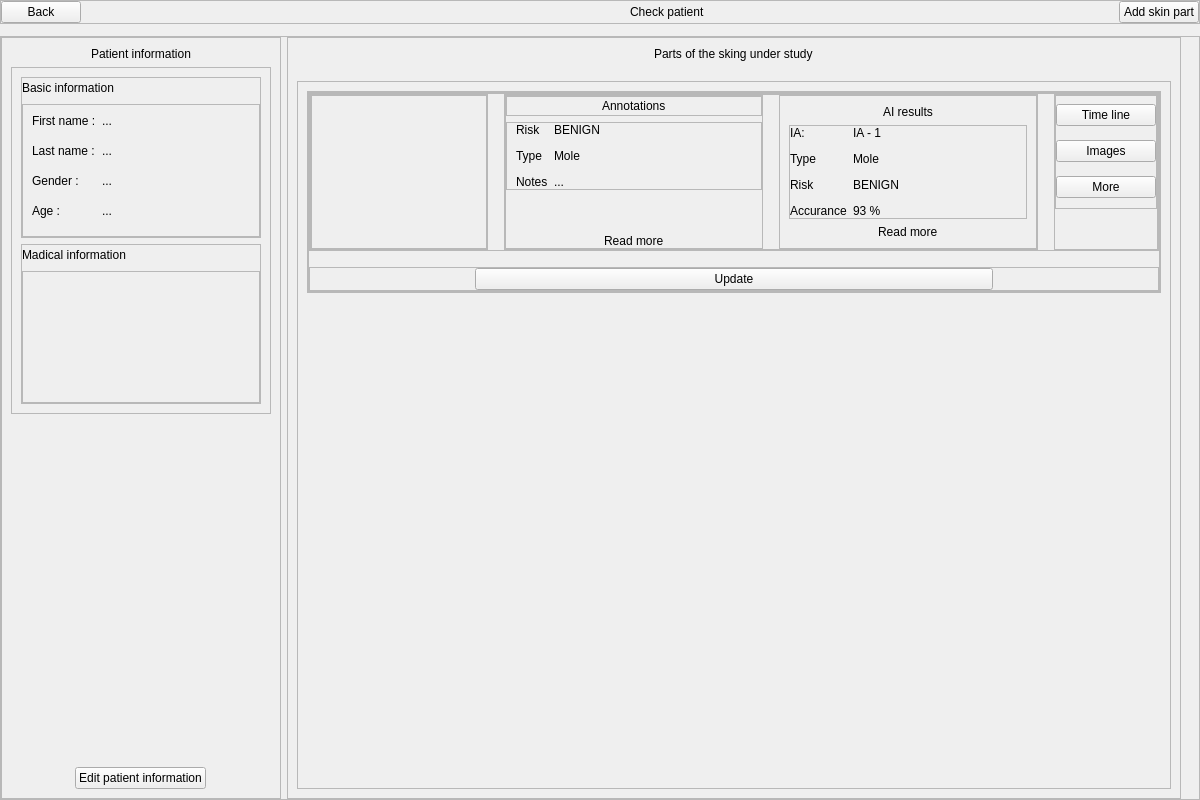
Old version of the form skin application/skinApplication/src/views/ui/ui_check_patient.ui in the repository AgustinCartaya/SkinApplication.
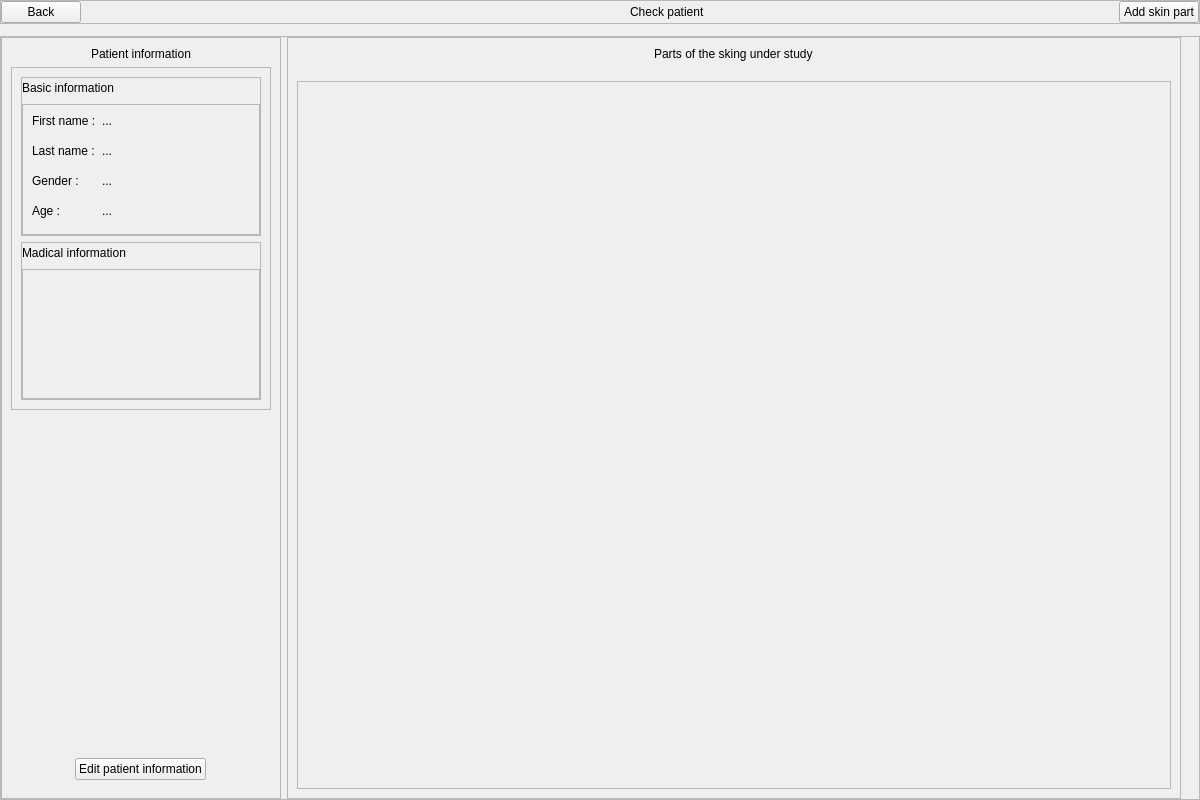
New version of the form. Icons and pictures are not drawn. Custom widgets are drawn as their Qt base class.

Commit message: skin lesion preview modifications

Diff of the .ui file:
```diff
--- a/skin application/skinApplication/src/views/ui/ui_check_patient.ui
+++ b/skin application/skinApplication/src/views/ui/ui_check_patient.ui
@@ -154,6 +154,9 @@
          <enum>QFrame::Raised</enum>
         </property>
         <layout class="QVBoxLayout" name="verticalLayout">
+         <property name="bottomMargin">
+          <number>18</number>
+         </property>
          <item alignment="Qt::AlignHCenter">
           <widget class="Label" name="lb_patient_information">
            <property name="maximumSize">
@@ -178,7 +181,7 @@
               <x>0</x>
               <y>0</y>
               <width>258</width>
-              <height>344</height>
+              <height>335</height>
              </rect>
             </property>
             <layout class="QVBoxLayout" name="verticalLayout_5">
@@ -400,7 +403,7 @@
               <x>0</x>
               <y>0</y>
               <width>872</width>
-              <height>708</height>
+              <height>702</height>
              </rect>
             </property>
             <layout class="QVBoxLayout" name="verticalLayout_6">
@@ -412,610 +415,6 @@
                <property name="frameShadow">
                 <enum>QFrame::Raised</enum>
                </property>
-               <layout class="QVBoxLayout" name="verticalLayout_4" stretch="0">
-                <property name="spacing">
-                 <number>30</number>
-                </property>
-                <property name="leftMargin">
-                 <number>0</number>
-                </property>
-                <property name="topMargin">
-                 <number>0</number>
-                </property>
-                <property name="rightMargin">
-                 <number>0</number>
-                </property>
-                <property name="bottomMargin">
-                 <number>0</number>
-                </property>
-                <item>
-                 <widget class="QFrame" name="c_skin_part_to_duplicate">
-                  <property name="frameShape">
-                   <enum>QFrame::StyledPanel</enum>
-                  </property>
-                  <property name="frameShadow">
-                   <enum>QFrame::Raised</enum>
-                  </property>
-                  <layout class="QVBoxLayout" name="verticalLayout_14" stretch="0,0">
-                   <property name="spacing">
-                    <number>16</number>
-                   </property>
-                   <property name="leftMargin">
-                    <number>0</number>
-                   </property>
-                   <property name="topMargin">
-                    <number>0</number>
-                   </property>
-                   <property name="rightMargin">
-                    <number>0</number>
-                   </property>
-                   <property name="bottomMargin">
-                    <number>0</number>
-                   </property>
-                   <item>
-                    <widget class="QFrame" name="frame_2">
-                     <property name="frameShape">
-                      <enum>QFrame::StyledPanel</enum>
-                     </property>
-                     <property name="frameShadow">
-                      <enum>QFrame::Raised</enum>
-                     </property>
-                     <layout class="QHBoxLayout" name="horizontalLayout_7" stretch="2,6,1">
-                      <property name="spacing">
-                       <number>16</number>
-                      </property>
-                      <property name="leftMargin">
-                       <number>0</number>
-                      </property>
-                      <property name="topMargin">
-                       <number>0</number>
-                      </property>
-                      <property name="rightMargin">
-                       <number>0</number>
-                      </property>
-                      <property name="bottomMargin">
-                       <number>0</number>
-                      </property>
-                      <item>
-                       <widget class="QFrame" name="c_n1">
-                        <property name="frameShape">
-                         <enum>QFrame::StyledPanel</enum>
-                        </property>
-                        <property name="frameShadow">
-                         <enum>QFrame::Raised</enum>
-                        </property>
-                        <layout class="QVBoxLayout" name="verticalLayout_10">
-                         <property name="leftMargin">
-                          <number>0</number>
-                         </property>
-                         <property name="topMargin">
-                          <number>0</number>
-                         </property>
-                         <property name="rightMargin">
-                          <number>0</number>
-                         </property>
-                         <property name="bottomMargin">
-                          <number>0</number>
-                         </property>
-                         <item>
-                          <widget class="QFrame" name="c_image">
-                           <property name="frameShape">
-                            <enum>QFrame::StyledPanel</enum>
-                           </property>
-                           <property name="frameShadow">
-                            <enum>QFrame::Raised</enum>
-                           </property>
-                           <layout class="QHBoxLayout" name="horizontalLayout_5">
-                            <property name="leftMargin">
-                             <number>0</number>
-                            </property>
-                            <property name="topMargin">
-                             <number>0</number>
-                            </property>
-                            <property name="rightMargin">
-                             <number>0</number>
-                            </property>
-                            <property name="bottomMargin">
-                             <number>0</number>
-                            </property>
-                            <item>
-                             <widget class="QLabel" name="lb_image">
-                              <property name="maximumSize">
-                               <size>
-                                <width>150</width>
-                                <height>150</height>
-                               </size>
-                              </property>
-                              <property name="text">
-                               <string/>
-                              </property>
-                              <property name="pixmap">
-                               <pixmap>../../../assets/img/Screenshot 2022-07-25 180616.png</pixmap>
-                              </property>
-                              <property name="scaledContents">
-                               <bool>true</bool>
-                              </property>
-                             </widget>
-                            </item>
-                           </layout>
-                          </widget>
-                         </item>
-                        </layout>
-                       </widget>
-                      </item>
-                      <item>
-                       <widget class="QFrame" name="c_n2">
-                        <property name="frameShape">
-                         <enum>QFrame::StyledPanel</enum>
-                        </property>
-                        <property name="frameShadow">
-                         <enum>QFrame::Raised</enum>
-                        </property>
-                        <layout class="QHBoxLayout" name="horizontalLayout_4">
-                         <property name="spacing">
-                          <number>16</number>
-                         </property>
-                         <property name="leftMargin">
-                          <number>0</number>
-                         </property>
-                         <property name="topMargin">
-                          <number>0</number>
-                         </property>
-                         <property name="rightMargin">
-                          <number>0</number>
-                         </property>
-                         <property name="bottomMargin">
-                          <number>0</number>
-                         </property>
-                         <item>
-                          <widget class="QFrame" name="c_annotations">
-                           <property name="frameShape">
-                            <enum>QFrame::StyledPanel</enum>
-                           </property>
-                           <property name="frameShadow">
-                            <enum>QFrame::Raised</enum>
-                           </property>
-                           <layout class="QVBoxLayout" name="verticalLayout_12">
-                            <property name="leftMargin">
-                             <number>0</number>
-                            </property>
-                            <property name="topMargin">
-                             <number>0</number>
-                            </property>
-                            <property name="rightMargin">
-                             <number>0</number>
-                            </property>
-                            <property name="bottomMargin">
-                             <number>0</number>
-                            </property>
-                            <item>
-                             <widget class="QFrame" name="c_annotation_title">
-                              <property name="maximumSize">
-                               <size>
-                                <width>16777215</width>
-                                <height>20</height>
-                               </size>
-                              </property>
-                              <property name="frameShape">
-                               <enum>QFrame::StyledPanel</enum>
-                              </property>
-                              <property name="frameShadow">
-                               <enum>QFrame::Raised</enum>
-                              </property>
-                              <layout class="QHBoxLayout" name="horizontalLayout_6">
-                               <property name="leftMargin">
-                                <number>0</number>
-                               </property>
-                               <property name="topMargin">
-                                <number>0</number>
-                               </property>
-                               <property name="rightMargin">
-                                <number>0</number>
-                               </property>
-                               <property name="bottomMargin">
-                                <number>0</number>
-                               </property>
-                               <item alignment="Qt::AlignHCenter">
-                                <widget class="QLabel" name="lb_annotations">
-                                 <property name="maximumSize">
-                                  <size>
-                                   <width>16777215</width>
-                                   <height>20</height>
-                                  </size>
-                                 </property>
-                                 <property name="text">
-                                  <string>Annotations</string>
-                                 </property>
-                                </widget>
-                               </item>
-                              </layout>
-                             </widget>
-                            </item>
-                            <item>
-                             <widget class="QFrame" name="c_annotation_content">
-                              <property name="frameShape">
-                               <enum>QFrame::StyledPanel</enum>
-                              </property>
-                              <property name="frameShadow">
-                               <enum>QFrame::Raised</enum>
-                              </property>
-                              <layout class="QFormLayout" name="formLayout">
-                               <property name="verticalSpacing">
-                                <number>12</number>
-                               </property>
-                               <property name="leftMargin">
-                                <number>9</number>
-                               </property>
-                               <property name="topMargin">
-                                <number>0</number>
-                               </property>
-                               <property name="rightMargin">
-                                <number>9</number>
-                               </property>
-                               <property name="bottomMargin">
-                                <number>0</number>
-                               </property>
-                               <item row="0" column="0">
-                                <widget class="QLabel" name="lb_annotation_risk">
-                                 <property name="text">
-                                  <string>Risk</string>
-                                 </property>
-                                </widget>
-                               </item>
-                               <item row="0" column="1">
-                                <widget class="QLabel" name="label_7">
-                                 <property name="text">
-                                  <string>BENIGN</string>
-                                 </property>
-                                </widget>
-                               </item>
-                               <item row="1" column="0">
-                                <widget class="QLabel" name="lb_annotation_type">
-                                 <property name="text">
-                                  <string>Type</string>
-                                 </property>
-                                </widget>
-                               </item>
-                               <item row="1" column="1">
-                                <widget class="QLabel" name="label_8">
-                                 <property name="text">
-                                  <string>Mole</string>
-                                 </property>
-                                </widget>
-                               </item>
-                               <item row="2" column="0">
-                                <widget class="QLabel" name="lb_annotation_notes">
-                                 <property name="text">
-                                  <string>Notes</string>
-                                 </property>
-                                </widget>
-                               </item>
-                               <item row="2" column="1">
-                                <widget class="QLabel" name="label_9">
-                                 <property name="text">
-                                  <string>...</string>
-                                 </property>
-                                </widget>
-                               </item>
-                              </layout>
-                             </widget>
-                            </item>
-                            <item alignment="Qt::AlignHCenter|Qt::AlignBottom">
-                             <widget class="QLabel" name="lb_read_more_annotations">
-                              <property name="text">
-                               <string>Read more</string>
-                              </property>
-                             </widget>
-                            </item>
-                           </layout>
-                          </widget>
-                         </item>
-                         <item>
-                          <widget class="QFrame" name="c_ai_results">
-                           <property name="frameShape">
-                            <enum>QFrame::StyledPanel</enum>
-                           </property>
-                           <property name="frameShadow">
-                            <enum>QFrame::Raised</enum>
-                           </property>
-                           <layout class="QVBoxLayout" name="verticalLayout_11">
-                            <item alignment="Qt::AlignHCenter|Qt::AlignTop">
-                             <widget class="QLabel" name="label_3">
-                              <property name="maximumSize">
-                               <size>
-                                <width>16777215</width>
-                                <height>20</height>
-                               </size>
-                              </property>
-                              <property name="text">
-                               <string>AI results</string>
-                              </property>
-                             </widget>
-                            </item>
-                            <item>
-                             <widget class="QFrame" name="c_ai_content">
-                              <property name="frameShape">
-                               <enum>QFrame::StyledPanel</enum>
-                              </property>
-                              <property name="frameShadow">
-                               <enum>QFrame::Raised</enum>
-                              </property>
-                              <layout class="QFormLayout" name="formLayout_3">
-                               <property name="verticalSpacing">
-                                <number>12</number>
-                               </property>
-                               <property name="leftMargin">
-                                <number>0</number>
-                               </property>
-                               <property name="topMargin">
-                                <number>0</number>
-                               </property>
-                               <property name="rightMargin">
-                                <number>0</number>
-                               </property>
-                               <property name="bottomMargin">
-                                <number>0</number>
-                               </property>
-                               <item row="0" column="0">
-                                <widget class="QLabel" name="lb_ai_type_ai">
-                                 <property name="text">
-                                  <string>IA:</string>
-                                 </property>
-                                </widget>
-                               </item>
-                               <item row="0" column="1">
-                                <widget class="QLabel" name="label_13">
-                                 <property name="text">
-                                  <string>IA - 1</string>
-                                 </property>
-                                </widget>
-                               </item>
-                               <item row="2" column="0">
-                                <widget class="QLabel" name="lb_ai_risk">
-                                 <property name="text">
-                                  <string>Risk</string>
-                                 </property>
-                                </widget>
-                               </item>
-                               <item row="2" column="1">
-                                <widget class="QLabel" name="label_14">
-                                 <property name="text">
-                                  <string>BENIGN</string>
-                                 </property>
-                                </widget>
-                               </item>
-                               <item row="3" column="0">
-                                <widget class="QLabel" name="lb_ai_accurance">
-                                 <property name="text">
-                                  <string>Accurance</string>
-                                 </property>
-                                </widget>
-                               </item>
-                               <item row="3" column="1">
-                                <widget class="QLabel" name="label_15">
-                                 <property name="text">
-                                  <string>93 %</string>
-                                 </property>
-                                </widget>
-                               </item>
-                               <item row="1" column="0">
-                                <widget class="QLabel" name="lb_ai_type">
-                                 <property name="text">
-                                  <string>Type</string>
-                                 </property>
-                                </widget>
-                               </item>
-                               <item row="1" column="1">
-                                <widget class="QLabel" name="label_4">
-                                 <property name="text">
-                                  <string>Mole</string>
-                                 </property>
-                                </widget>
-                               </item>
-                              </layout>
-                             </widget>
-                            </item>
-                            <item alignment="Qt::AlignHCenter|Qt::AlignBottom">
-                             <widget class="QLabel" name="lb_read_more_ai_results">
-                              <property name="text">
-                               <string>Read more</string>
-                              </property>
-                             </widget>
-                            </item>
-                           </layout>
-                          </widget>
-                         </item>
-                        </layout>
-                       </widget>
-                      </item>
-                      <item>
-                       <widget class="QFrame" name="c_n3">
-                        <property name="frameShape">
-                         <enum>QFrame::StyledPanel</enum>
-                        </property>
-                        <property name="frameShadow">
-                         <enum>QFrame::Raised</enum>
-                        </property>
-                        <layout class="QVBoxLayout" name="verticalLayout_9">
-                         <property name="leftMargin">
-                          <number>0</number>
-                         </property>
-                         <property name="topMargin">
-                          <number>0</number>
-                         </property>
-                         <property name="rightMargin">
-                          <number>0</number>
-                         </property>
-                         <property name="bottomMargin">
-                          <number>0</number>
-                         </property>
-                         <item>
-                          <widget class="QFrame" name="c_buttons">
-                           <property name="frameShape">
-                            <enum>QFrame::StyledPanel</enum>
-                           </property>
-                           <property name="frameShadow">
-                            <enum>QFrame::Raised</enum>
-                           </property>
-                           <layout class="QVBoxLayout" name="verticalLayout_13">
-                            <property name="leftMargin">
-                             <number>0</number>
-                            </property>
-                            <property name="topMargin">
-                             <number>0</number>
-                            </property>
-                            <property name="rightMargin">
-                             <number>0</number>
-                            </property>
-                            <property name="bottomMargin">
-                             <number>0</number>
-                            </property>
-                            <item>
-                             <widget class="Button" name="bt_see_time_line">
-                              <property name="minimumSize">
-                               <size>
-                                <width>100</width>
-                                <height>0</height>
-                               </size>
-                              </property>
-                              <property name="maximumSize">
-                               <size>
-                                <width>100</width>
-                                <height>16777215</height>
-                               </size>
-                              </property>
-                              <property name="text">
-                               <string>Time line</string>
-                              </property>
-                             </widget>
-                            </item>
-                            <item>
-                             <widget class="Button" name="bt_see_images">
-                              <property name="minimumSize">
-                               <size>
-                                <width>100</width>
-                                <height>0</height>
-                               </size>
-                              </property>
-                              <property name="maximumSize">
-                               <size>
-                                <width>100</width>
-                                <height>16777215</height>
-                               </size>
-                              </property>
-                              <property name="text">
-                               <string>Images</string>
-                              </property>
-                             </widget>
-                            </item>
-                            <item>
-                             <widget class="Button" name="bt_more_options">
-                              <property name="minimumSize">
-                               <size>
-                                <width>100</width>
-                                <height>0</height>
-                               </size>
-                              </property>
-                              <property name="maximumSize">
-                               <size>
-                                <width>100</width>
-                                <height>16777215</height>
-                               </size>
-                              </property>
-                              <property name="text">
-                               <string>More</string>
-                              </property>
-                             </widget>
-                            </item>
-                           </layout>
-                          </widget>
-                         </item>
-                         <item>
-                          <spacer name="vs_buttons">
-                           <property name="orientation">
-                            <enum>Qt::Vertical</enum>
-                           </property>
-                           <property name="sizeType">
-                            <enum>QSizePolicy::Minimum</enum>
-                           </property>
-                           <property name="sizeHint" stdset="0">
-                            <size>
-                             <width>20</width>
-                             <height>40</height>
-                            </size>
-                           </property>
-                          </spacer>
-                         </item>
-                        </layout>
-                       </widget>
-                      </item>
-                     </layout>
-                    </widget>
-                   </item>
-                   <item>
-                    <widget class="QFrame" name="frame_3">
-                     <property name="frameShape">
-                      <enum>QFrame::StyledPanel</enum>
-                     </property>
-                     <property name="frameShadow">
-                      <enum>QFrame::Raised</enum>
-                     </property>
-                     <layout class="QHBoxLayout" name="horizontalLayout_3" stretch="3,10,3">
-                      <property name="spacing">
-                       <number>0</number>
-                      </property>
-                      <property name="leftMargin">
-                       <number>10</number>
-                      </property>
-                      <property name="topMargin">
-                       <number>0</number>
-                      </property>
-                      <property name="rightMargin">
-                       <number>10</number>
-                      </property>
-                      <property name="bottomMargin">
-                       <number>0</number>
-                      </property>
-                      <item>
-                       <spacer name="horizontalSpacer_3">
-                        <property name="orientation">
-                         <enum>Qt::Horizontal</enum>
-                        </property>
-                        <property name="sizeHint" stdset="0">
-                         <size>
-                          <width>40</width>
-                          <height>20</height>
-                         </size>
-                        </property>
-                       </spacer>
-                      </item>
-                      <item>
-                       <widget class="Button" name="bt_update">
-                        <property name="text">
-                         <string>Update</string>
-                        </property>
-                       </widget>
-                      </item>
-                      <item>
-                       <spacer name="horizontalSpacer_4">
-                        <property name="orientation">
-                         <enum>Qt::Horizontal</enum>
-                        </property>
-                        <property name="sizeHint" stdset="0">
-                         <size>
-                          <width>40</width>
-                          <height>20</height>
-                         </size>
-                        </property>
-                       </spacer>
-                      </item>
-                     </layout>
-                    </widget>
-                   </item>
-                  </layout>
-                 </widget>
-                </item>
-               </layout>
               </widget>
              </item>
              <item>
```
Left out of the diff: 2 changed lines with no effect on the pictures. The commit also changes 25 other files.
